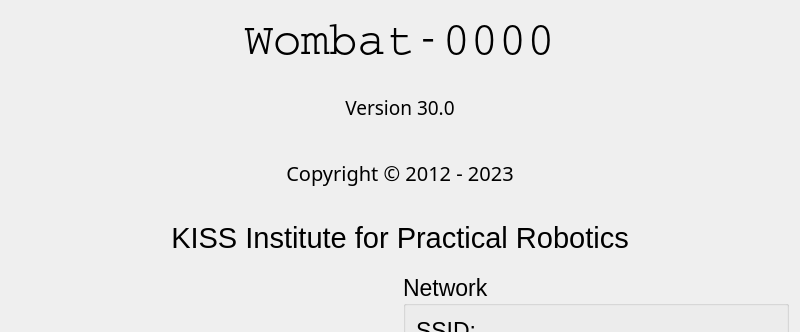
Qt form ui/AboutWidget.ui (kipr/botui) before a commit; both pictures show x 0 to 800 and y 0 to 332 of the 800 by 480 pixel window.
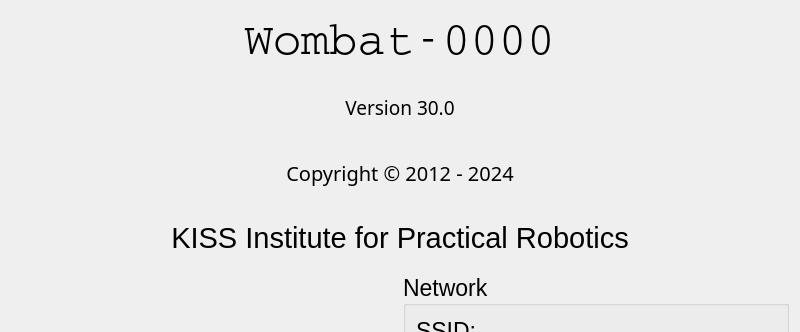
The same form after that commit.

Commit message: Changed copyright year

What changed in the file:
```diff
--- a/ui/AboutWidget.ui
+++ b/ui/AboutWidget.ui
@@ -106,7 +106,7 @@
       </font>
      </property>
      <property name="text">
-      <string>Copyright © 2012 - 2023</string>
+      <string>Copyright © 2012 - 2024</string>
      </property>
      <property name="textFormat">
       <enum>Qt::MarkdownText</enum>
```
Left out of the diff: 2 changed lines with no effect on the pictures.
